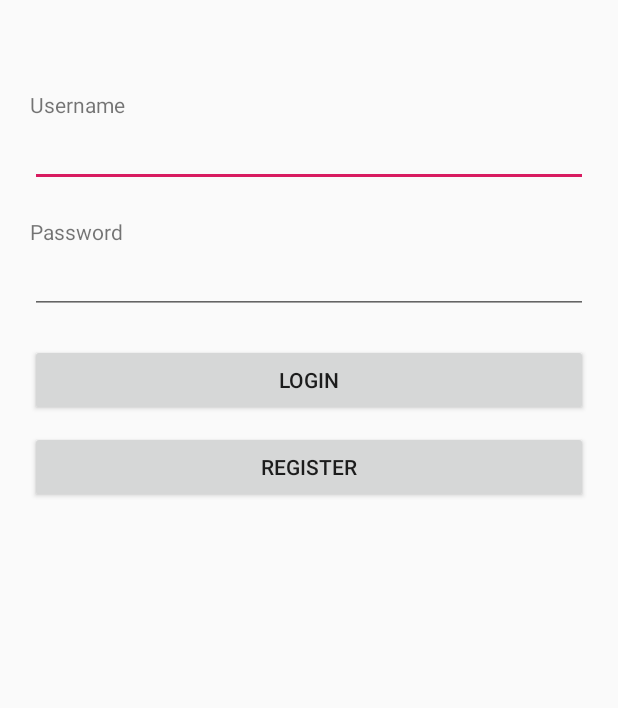
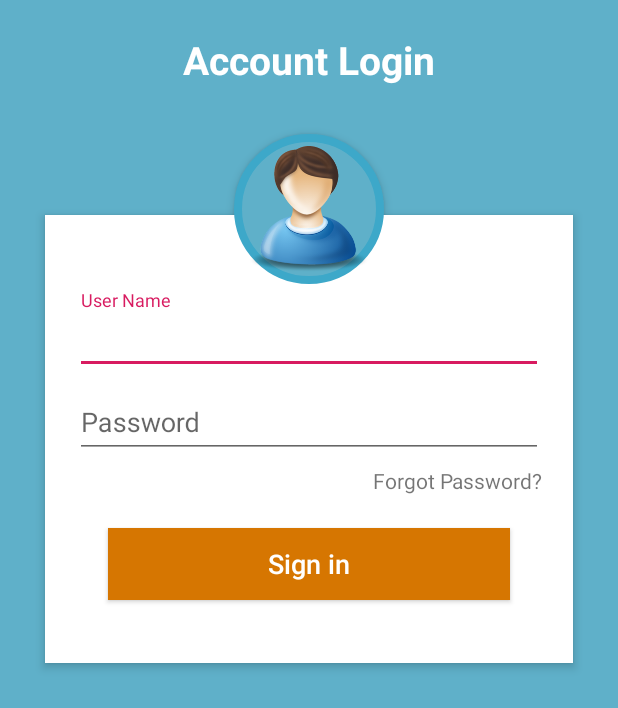
Before and after one commit to RaiRaiRobin/stw300cem-final-project-RaiRaiRobin, an Android app: the layout activity_login.xml on its own in the app's theme, with its tools: preview values and no code run, on a phone screen of 412 x 824 dp. Shown: the top 708 px of the screen. Run offline under Robolectric (Android 15) with nearby library versions, the phone set to English and light mode, and no system bars.

Commit message:
layout redesigned

```diff
--- a/app/build.gradle
+++ b/app/build.gradle
@@ -29,4 +29,7 @@ dependencies {
     implementation 'com.google.code.gson:gson:2.8.5'
     implementation 'com.squareup.retrofit2:retrofit:2.5.0'
     implementation 'com.squareup.retrofit2:converter-gson:2.5.0'
+
+//    implementation for login design
+    implementation 'com.android.support:design:28.0.0'
 }
--- a/app/src/main/AndroidManifest.xml
+++ b/app/src/main/AndroidManifest.xml
@@ -12,17 +12,20 @@
         android:label="@string/app_name"
         android:roundIcon="@mipmap/ic_launcher_round"
         android:supportsRtl="true"
-        android:usesCleartextTraffic="true"
-        android:theme="@style/AppTheme">
-        <activity android:name=".RegisterActivity"></activity>
-        <activity android:name=".LoginActivity" />
-        <activity android:name=".MainActivity">
+        android:theme="@style/AppTheme"
+        android:usesCleartextTraffic="true">
+        <activity android:name=".DashboardActivity"></activity>
+        <activity android:name=".RegisterActivity" />
+        <activity android:name=".LoginActivity" >
             <intent-filter>
                 <action android:name="android.intent.action.MAIN" />
 
                 <category android:name="android.intent.category.LAUNCHER" />
             </intent-filter>
         </activity>
+        <activity android:name=".MainActivity">
+
+        </activity>
     </application>
 
 </manifest>
--- /dev/null
+++ b/app/src/main/java/com/example/finalandroidassignmentproject/DashboardActivity.java
@@ -0,0 +1,13 @@
+package com.example.finalandroidassignmentproject;
+
+import android.support.v7.app.AppCompatActivity;
+import android.os.Bundle;
+
+public class DashboardActivity extends AppCompatActivity {
+
+    @Override
+    protected void onCreate(Bundle savedInstanceState) {
+        super.onCreate(savedInstanceState);
+        setContentView(R.layout.activity_dashboard);
+    }
+}
--- /dev/null
+++ b/app/src/main/res/drawable/user_profile_image_background.xml
@@ -0,0 +1,15 @@
+<?xml version="1.0" encoding="utf-8"?>
+<shape xmlns:android="http://schemas.android.com/apk/res/android"
+    android:shape="rectangle">
+    <corners android:radius="1000dp" />
+    <solid android:color="#5fb0c9" />
+    <stroke
+        android:width="5dip"
+        android:color="#3da8c9" />
+    <padding
+        android:bottom="4dp"
+        android:left="4dp"
+        android:right="4dp"
+        android:top="4dp" />
+
+</shape>
--- /dev/null
+++ b/app/src/main/res/layout/activity_dashboard.xml
@@ -0,0 +1,9 @@
+<?xml version="1.0" encoding="utf-8"?>
+<android.support.constraint.ConstraintLayout xmlns:android="http://schemas.android.com/apk/res/android"
+    xmlns:app="http://schemas.android.com/apk/res-auto"
+    xmlns:tools="http://schemas.android.com/tools"
+    android:layout_width="match_parent"
+    android:layout_height="match_parent"
+    tools:context=".DashboardActivity">
+
+</android.support.constraint.ConstraintLayout>
--- a/app/src/main/res/layout/activity_login.xml
+++ b/app/src/main/res/layout/activity_login.xml
@@ -1,43 +1,102 @@
 <?xml version="1.0" encoding="utf-8"?>
-<LinearLayout xmlns:android="http://schemas.android.com/apk/res/android"
+<RelativeLayout xmlns:android="http://schemas.android.com/apk/res/android"
     xmlns:app="http://schemas.android.com/apk/res-auto"
     xmlns:tools="http://schemas.android.com/tools"
     android:layout_width="match_parent"
     android:layout_height="match_parent"
     android:orientation="vertical"
-    android:layout_marginLeft="20dp"
-    android:layout_marginRight="20dp"
+    android:background="#5fb0c9"
+    android:scrollbarAlwaysDrawVerticalTrack="true"
     tools:context=".LoginActivity">
 
     <TextView
-        android:layout_marginTop="60dp"
-        android:layout_width="match_parent"
+        android:id="@+id/login_title"
+        android:layout_width="fill_parent"
         android:layout_height="wrap_content"
-        android:text="Username"/>
-    <EditText
-        android:layout_width="match_parent"
-        android:layout_height="wrap_content" />
+        android:layout_marginBottom="16dp"
+        android:layout_marginTop="22dp"
+        android:gravity="center_horizontal"
+        android:text="Account Login"
+        android:textColor="#fff"
+        android:textSize="26sp"
+        android:textStyle="bold" />
 
-    <TextView
-        android:layout_marginTop="20dp"
-        android:layout_width="match_parent"
+    <RelativeLayout
+        android:layout_width="fill_parent"
         android:layout_height="wrap_content"
-        android:text="Password"/>
+        android:layout_below="@+id/login_title"
+        android:layout_marginLeft="30dp"
+        android:layout_marginRight="30dp"
+        android:layout_marginTop="70dp"
+        android:background="#fff"
+        android:elevation="4dp"
+        android:orientation="vertical"
+        android:padding="20dp">
 
-    <EditText
-        android:layout_width="match_parent"
-        android:layout_height="wrap_content"
-        android:inputType="textPassword"/>
+        <LinearLayout
+            android:layout_width="fill_parent"
+            android:layout_height="wrap_content"
+            android:orientation="vertical"
+            android:paddingTop="30dp">
 
-    <Button
-        android:layout_marginTop="20dp"
-        android:layout_width="match_parent"
-        android:layout_height="wrap_content"
-        android:text="Login"/>
+            <android.support.design.widget.TextInputLayout
+                android:layout_width="match_parent"
+                android:layout_height="wrap_content">
 
-    <Button
-        android:layout_marginTop="10dp"
-        android:layout_width="match_parent"
-        android:layout_height="wrap_content"
-        android:text="Register"/>
-</LinearLayout>
+                <EditText
+                    android:layout_width="fill_parent"
+                    android:layout_height="wrap_content"
+                    android:drawableTint="#FF4081"
+                    android:singleLine="true"
+                    android:hint="User Name"
+                    android:inputType="textEmailAddress"
+                    />
+            </android.support.design.widget.TextInputLayout>
+
+            <android.support.design.widget.TextInputLayout
+                android:layout_width="match_parent"
+                android:layout_height="wrap_content">
+
+                <EditText
+                    android:layout_width="fill_parent"
+                    android:layout_height="wrap_content"
+                    android:layout_marginTop="16dp"
+                    android:singleLine="true"
+                    android:drawableTint="#FF4081"
+                    android:hint="Password"
+                    android:inputType="numberPassword" />
+            </android.support.design.widget.TextInputLayout>
+
+            <TextView
+                android:layout_width="wrap_content"
+                android:layout_height="wrap_content"
+                android:layout_gravity="right"
+                android:paddingTop="5dp"
+                android:text="Forgot Password?" />
+
+
+            <Button
+                android:layout_width="fill_parent"
+                android:layout_height="wrap_content"
+                android:layout_margin="22dp"
+                android:background="#d67601"
+                android:text="Sign in"
+                android:textAllCaps="false"
+                android:textColor="#fff"
+                android:textSize="18sp" />
+        </LinearLayout>
+    </RelativeLayout>
+
+    <ImageButton
+        android:id="@+id/user_profile_photo"
+        android:layout_width="100dp"
+        android:layout_height="100dp"
+        android:layout_below="@+id/login_title"
+        android:layout_centerHorizontal="true"
+        android:layout_marginTop="16dp"
+        android:background="@drawable/user_profile_image_background"
+        android:elevation="4dp"
+        android:src="@drawable/user"
+        android:padding="8dp"
+        android:scaleType="fitCenter" />
+</RelativeLayout>
```
Also changed, not shown: app/src/main/res/drawable/user.png (added).
